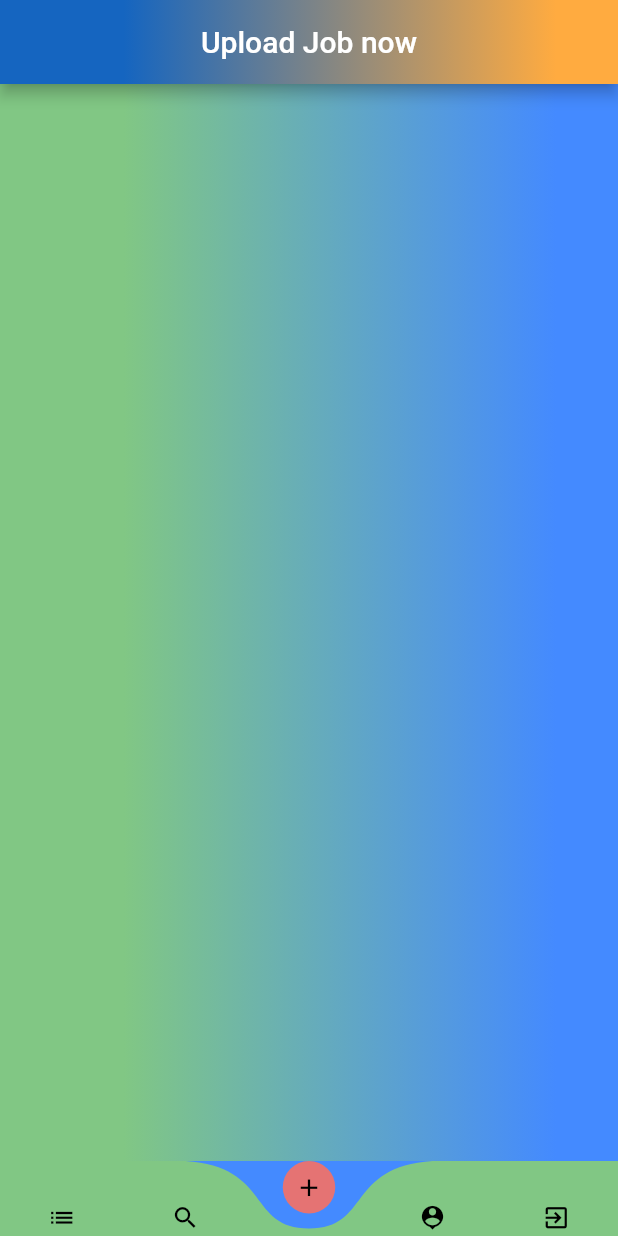
After one commit to wahidunoppy/CSE327-Software-Engineering-Project, a Flutter app: the screen it shows once a user with an empty profile is signed in, item 3 of the bottom bar chosen, on a phone screen of 412 x 824 dp. The commit adds this screen. Run offline on Flutter 3.47's test engine with Material 2 defaults, Android fonts, the phone set to English and light mode, and no system bars; drawn by our look-alikes of curved_navigation_bar; our stand-ins replace cached_network_image, cloud_firestore, firebase_auth, firebase_core, firebase_storage, image_cropper and 1 more; accounts and stored records are empty; network calls fail.

Commit message:
Upload and Company profile updated.

```diff
--- /dev/null
+++ b/lib/Jobs/upload_job.dart
@@ -0,0 +1,45 @@
+import 'package:flutter/material.dart';
+
+import '../Widgets/bottom_nav_bar.dart';
+
+class UploadJobNow extends StatefulWidget {
+
+
+  @override
+  State<UploadJobNow> createState() => _UploadJobNowState();
+}
+
+class _UploadJobNowState extends State<UploadJobNow> {
+  @override
+  Widget build(BuildContext context) {
+    return Container(
+      decoration: BoxDecoration(
+          gradient: LinearGradient(
+            colors: [Colors.green.shade300, Colors.blueAccent],
+            begin: Alignment.centerLeft,
+            end: Alignment.centerRight,
+            stops: const [0.2, 0.9],
+          )
+      ),
+      child: Scaffold(
+        bottomNavigationBar: BottomNavigationBarForApp(indexNum: 2,),
+        backgroundColor: Colors.transparent,
+        appBar: AppBar(
+          title: const Text('Upload Job now'),
+          centerTitle: true,
+          flexibleSpace: Container(
+            decoration: BoxDecoration(
+                gradient: LinearGradient(
+                  colors: [Colors.blue.shade800, Colors.orangeAccent],
+                  begin: Alignment.centerLeft,
+                  end: Alignment.centerRight,
+                  stops: const [0.2, 0.9],
+                )
+            ),
+
+          ),
+        ),
+      ),
+    );
+  }
+}
```
Also changed, not shown: lib/Search/profiile_company.dart (added, +43 -0 lines), lib/Widgets/bottom_nav_bar.dart (+75 -1 lines).
